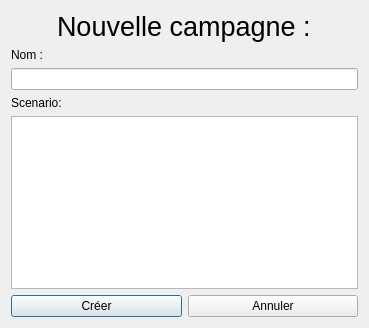
helarion/Application-JDR, file fenetre/formNouvelleCampagne.ui: the form before one commit.
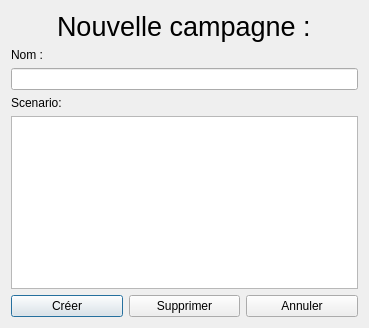
The form after the commit.

Patch:
```diff
--- a/fenetre/formNouvelleCampagne.ui
+++ b/fenetre/formNouvelleCampagne.ui
@@ -58,6 +58,13 @@
        </property>
       </widget>
      </item>
+     <item>
+      <widget class="QPushButton" name="supprimerButton">
+       <property name="text">
+        <string>Supprimer</string>
+       </property>
+      </widget>
+     </item>
      <item>
       <widget class="QPushButton" name="annulerButton">
        <property name="text">
```
